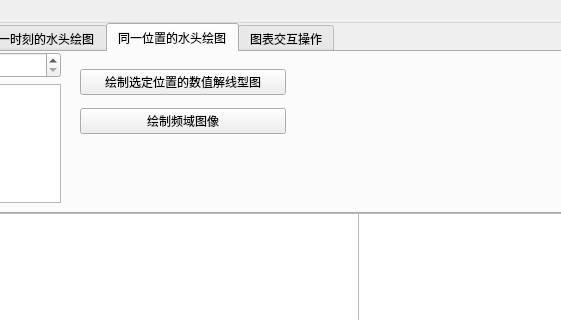
Qt form random_flow_window.ui (Yulei-3005240023/Random_flow) before a commit; both pictures show x 412 to 973 and y 0 to 320 of the 1422 by 800 pixel window.
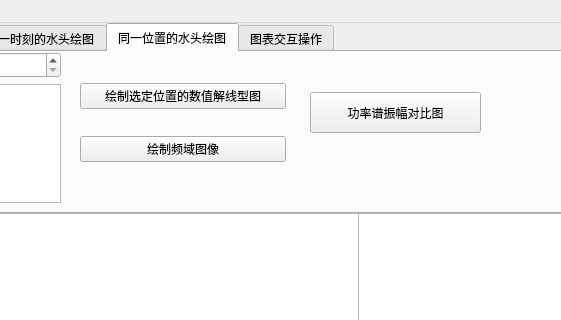
The same form after that commit. The open tabs and pages were chosen to show the change. Custom widgets are drawn as their Qt base class.

Patch:
```diff
--- a/random_flow_window.ui
+++ b/random_flow_window.ui
@@ -631,7 +631,7 @@
         <x>480</x>
         <y>10</y>
         <width>206</width>
-        <height>80</height>
+        <height>121</height>
        </rect>
       </property>
       <layout class="QVBoxLayout" name="verticalLayout_7">
@@ -651,6 +651,19 @@
        </item>
       </layout>
      </widget>
+     <widget class="QPushButton" name="amplitude_complete_figure">
+      <property name="geometry">
+       <rect>
+        <x>710</x>
+        <y>40</y>
+        <width>171</width>
+        <height>41</height>
+       </rect>
+      </property>
+      <property name="text">
+       <string>功率谱振幅对比图</string>
+      </property>
+     </widget>
     </widget>
     <widget class="QWidget" name="tab_6">
      <attribute name="title">
```
Left out of the diff: 8 changed lines with no effect on the pictures.
